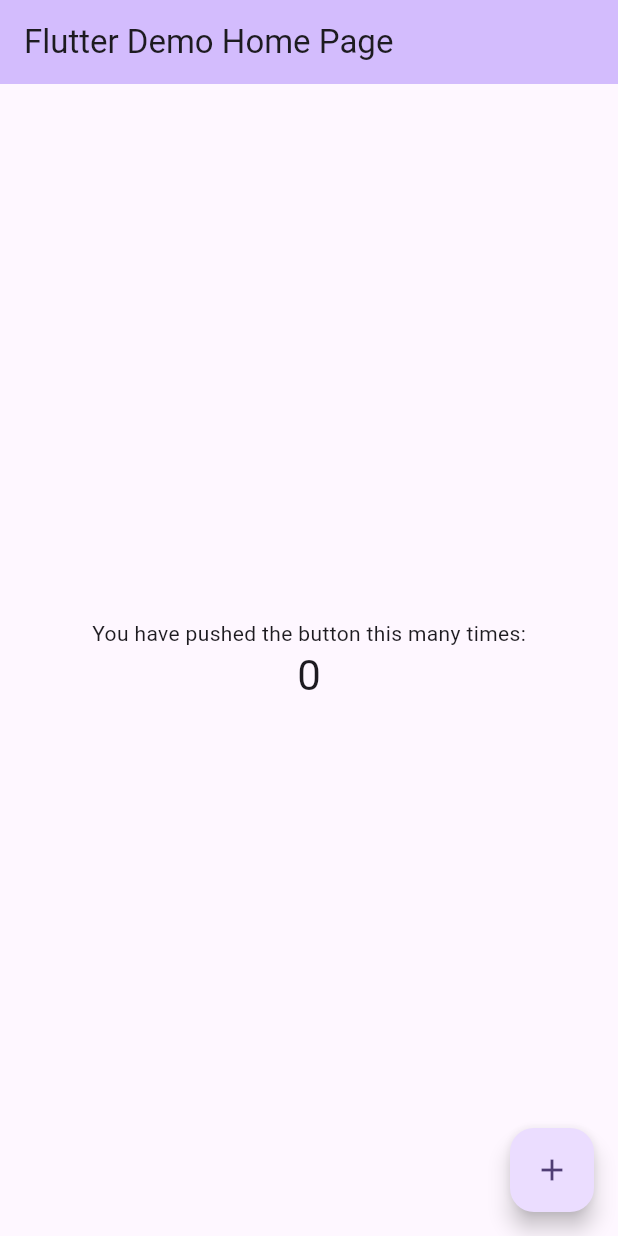
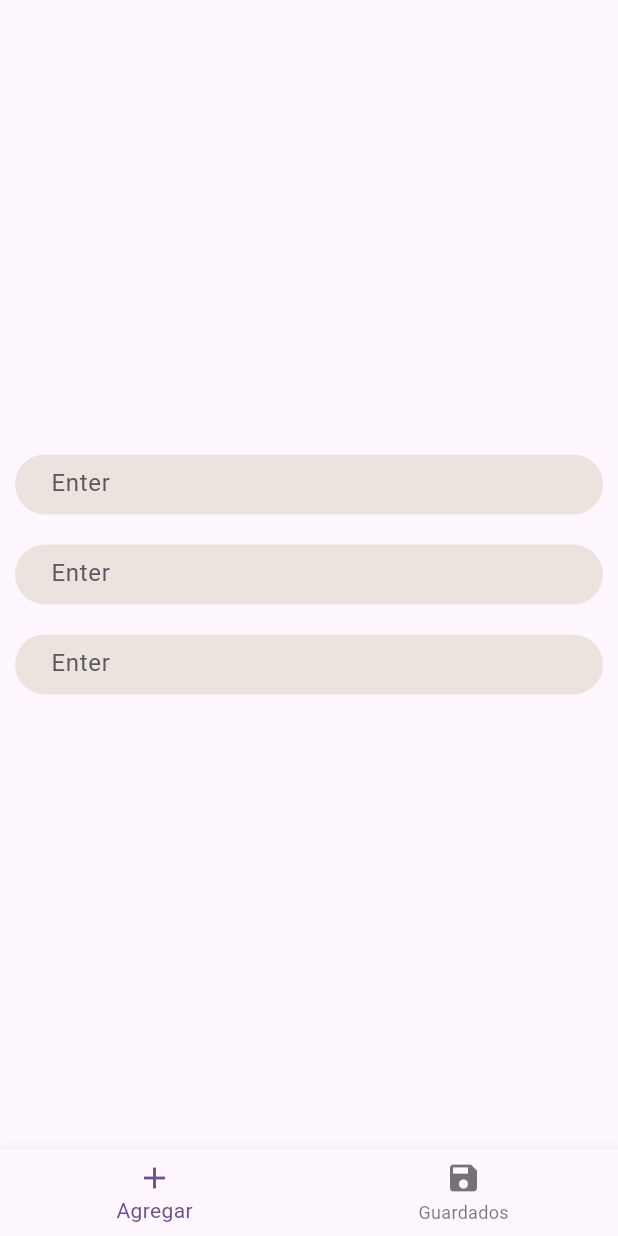
Before and after one commit to CaroColorado/crud-flutter, a Flutter app: the screen it shows after launch, on a phone screen of 412 x 824 dp. Run offline on Flutter 3.47's test engine with Material 3 defaults, Android fonts, the phone set to English and light mode, and no system bars.

Commit message:
Creating footer and class addPage to add products

```diff
--- /dev/null
+++ b/lib/addPage.dart
@@ -0,0 +1,50 @@
+import 'package:flutter/material.dart';
+
+class addPage extends StatelessWidget {
+  const addPage({super.key});
+
+  @override
+  Widget build(BuildContext context) {
+    return Container(
+      child: Column(
+        mainAxisAlignment: MainAxisAlignment.center,
+        children: [
+          input(),
+          input(),
+          input()
+        ],),
+    );
+  }
+}
+
+Widget input() {
+  return Padding(
+    padding: const EdgeInsets.all(10.0),
+    child: LayoutBuilder(
+      builder: (context, constraints) {
+        return Container(
+          height: 40.0,
+          width: constraints.maxWidth, // ajuste de ancho responsivo
+          child: TextField(
+            decoration: InputDecoration(
+              hintText: 'Enter',
+              hintStyle: TextStyle(color: Color.fromARGB(255, 85, 88, 92)),
+              filled: true,
+              fillColor: Color.fromARGB(255, 236, 227, 222),
+              border: OutlineInputBorder(
+                borderRadius: BorderRadius.circular(30.0),
+                borderSide: BorderSide.none,
+              ),
+              focusedBorder: OutlineInputBorder(
+                borderRadius: BorderRadius.circular(30.0),
+                borderSide: BorderSide(color: Color.fromARGB(255, 231, 198, 179)),
+              ),
+              contentPadding: EdgeInsets.symmetric(vertical: 10.0, horizontal: 20.0),
+            ),
+            style: TextStyle(color: const Color.fromARGB(255, 37, 39, 41)),
+          ),
+        );
+      },
+    ),
+  );
+}
--- /dev/null
+++ b/lib/footer.dart
@@ -0,0 +1,24 @@
+
+import 'package:flutter/material.dart';
+
+
+class footer extends StatelessWidget {
+  const footer({super.key});
+
+  @override
+  Widget build(BuildContext context) {
+    return BottomNavigationBar(
+      items: const <BottomNavigationBarItem>[
+        BottomNavigationBarItem(
+          icon: Icon(Icons.add),
+          label: "Agregar"
+          ),
+         BottomNavigationBarItem(
+          icon: Icon(Icons.save),
+          label: "Guardados"
+          )
+      ]
+      );
+  }
+
+}
--- a/lib/main.dart
+++ b/lib/main.dart
@@ -1,4 +1,8 @@
+import 'package:flutter/cupertino.dart';
 import 'package:flutter/material.dart';
+import 'package:flutter/widgets.dart';
+import 'footer.dart';
+import 'addPage.dart';
 
 void main() {
   runApp(const MyApp());
@@ -7,46 +11,21 @@ void main() {
 class MyApp extends StatelessWidget {
   const MyApp({super.key});
 
-  // This widget is the root of your application.
   @override
   Widget build(BuildContext context) {
     return MaterialApp(
       title: 'Flutter Demo',
       theme: ThemeData(
-        // This is the theme of your application.
-        //
-        // TRY THIS: Try running your application with "flutter run". You'll see
-        // the application has a purple toolbar. Then, without quitting the app,
-        // try changing the seedColor in the colorScheme below to Colors.green
-        // and then invoke "hot reload" (save your changes or press the "hot
-        // reload" button in a Flutter-supported IDE, or press "r" if you used
-        // the command line to start the app).
-        //
-        // Notice that the counter didn't reset back to zero; the application
-        // state is not lost during the reload. To reset the state, use hot
-        // restart instead.
-        //
-        // This works for code too, not just values: Most code changes can be
-        // tested with just a hot reload.
         colorScheme: ColorScheme.fromSeed(seedColor: Colors.deepPurple),
         useMaterial3: true,
       ),
-      home: const MyHomePage(title: 'Flutter Demo Home Page'),
+      home: const MyHomePage(title: 'Crud en flutter'),
     );
   }
 }
 
 class MyHomePage extends StatefulWidget {
   const MyHomePage({super.key, required this.title});
-
-  // This widget is the home page of your application. It is stateful, meaning
-  // that it has a State object (defined below) that contains fields that affect
-  // how it looks.
-
-  // This class is the configuration for the state. It holds the values (in this
-  // case the title) provided by the parent (in this case the App widget) and
-  // used by the build method of the State. Fields in a Widget subclass are
-  // always marked "final".
 
   final String title;
 
@@ -55,71 +34,11 @@ class MyHomePage extends StatefulWidget {
 }
 
 class _MyHomePageState extends State<MyHomePage> {
-  int _counter = 0;
-
-  void _incrementCounter() {
-    setState(() {
-      // This call to setState tells the Flutter framework that something has
-      // changed in this State, which causes it to rerun the build method below
-      // so that the display can reflect the updated values. If we changed
-      // _counter without calling setState(), then the build method would not be
-      // called again, and so nothing would appear to happen.
-      _counter++;
-    });
-  }
-
   @override
   Widget build(BuildContext context) {
-    // This method is rerun every time setState is called, for instance as done
-    // by the _incrementCounter method above.
-    //
-    // The Flutter framework has been optimized to make rerunning build methods
-    // fast, so that you can just rebuild anything that needs updating rather
-    // than having to individually change instances of widgets.
     return Scaffold(
-      appBar: AppBar(
-        // TRY THIS: Try changing the color here to a specific color (to
-        // Colors.amber, perhaps?) and trigger a hot reload to see the AppBar
-        // change color while the other colors stay the same.
-        backgroundColor: Theme.of(context).colorScheme.inversePrimary,
-        // Here we take the value from the MyHomePage object that was created by
-        // the App.build method, and use it to set our appbar title.
-        title: Text(widget.title),
-      ),
-      body: Center(
-        // Center is a layout widget. It takes a single child and positions it
-        // in the middle of the parent.
-        child: Column(
-          // Column is also a layout widget. It takes a list of children and
-          // arranges them vertically. By default, it sizes itself to fit its
-          // children horizontally, and tries to be as tall as its parent.
-          //
-          // Column has various properties to control how it sizes itself and
-          // how it positions its children. Here we use mainAxisAlignment to
-          // center the children vertically; the main axis here is the vertical
-          // axis because Columns are vertical (the cross axis would be
-          // horizontal).
-          //
-          // TRY THIS: Invoke "debug painting" (choose the "Toggle Debug Paint"
-          // action in the IDE, or press "p" in the console), to see the
-          // wireframe for each widget.
-          mainAxisAlignment: MainAxisAlignment.center,
-          children: <Widget>[
-            const Text(
-              'You have pushed the button this many times:',
-            ),
-            Text(
-              '$_counter',
-              style: Theme.of(context).textTheme.headlineMedium,
-            ),
-          ],
-        ),
-      ),
-      floatingActionButton: FloatingActionButton(
-        onPressed: _incrementCounter,
-        tooltip: 'Increment',
-        child: const Icon(Icons.add),
-      ), // This trailing comma makes auto-formatting nicer for build methods.
+      body: addPage(),
+      bottomNavigationBar: footer(),
     );
   }
 }
```
Also changed, not shown: 1 other file.
